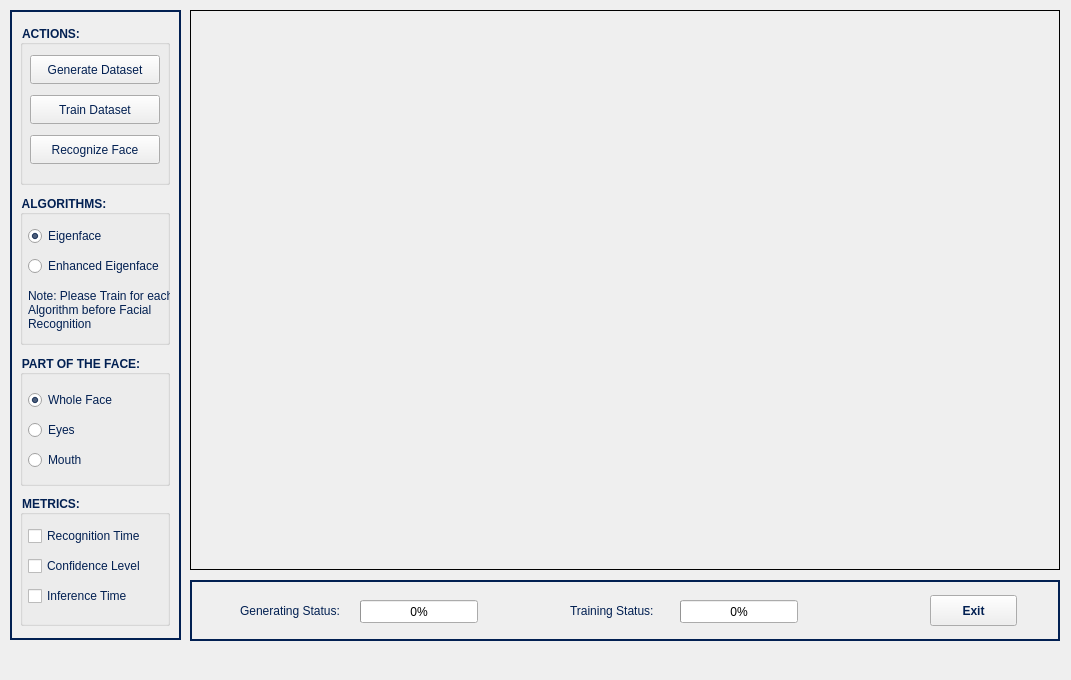
Elahnor/Enhanced-Eigenface-Algorithm, file mainwindow.ui: the form before one commit.
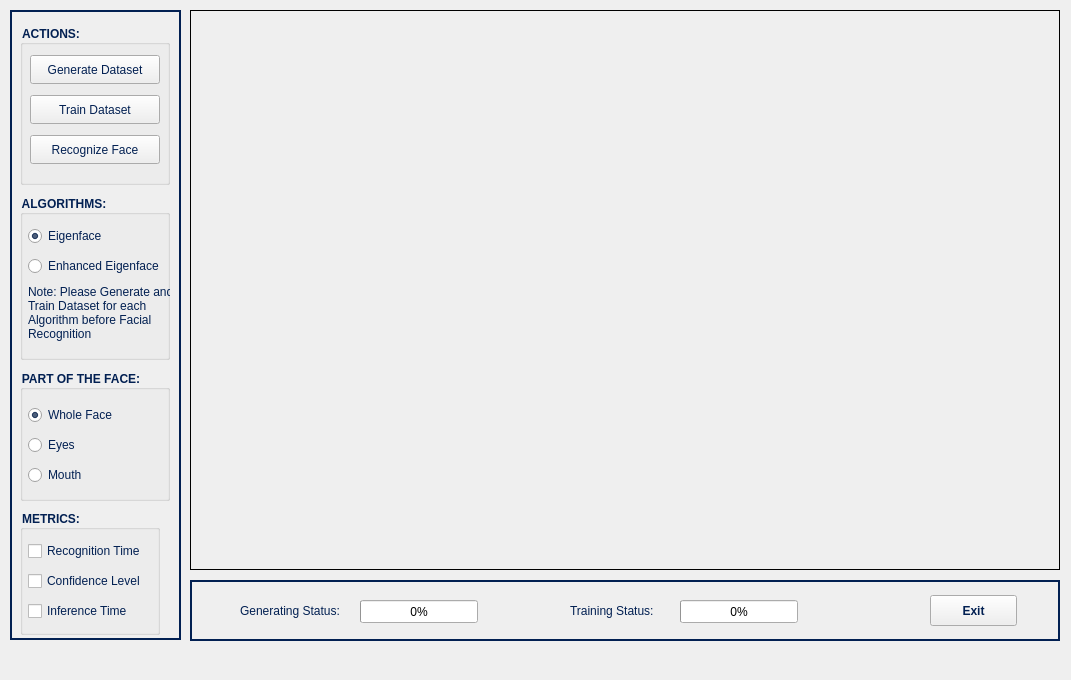
The form after the commit. Icons and pictures are not drawn.

Diff of the .ui file:
```diff
--- a/mainwindow.ui
+++ b/mainwindow.ui
@@ -80,9 +80,9 @@
         <property name="geometry">
             <rect>
                 <x>10</x>
-                <y>485</y>
-                <width>150</width>
-                <height>131</height>
+                <y>500</y>
+                <width>140</width>
+                <height>125</height>
             </rect>
         </property>
         <property name="title">
@@ -167,7 +167,7 @@
      <property name="geometry">
       <rect>
        <x>10</x>
-       <y>345</y>
+       <y>360</y>
        <width>150</width>
        <height>131</height>
       </rect>
@@ -343,7 +343,7 @@
           <x>10</x>
           <y>185</y>
           <width>150</width>
-          <height>150</height>
+          <height>165</height>
         </rect>
       </property>
       <property name="title">
@@ -416,13 +416,13 @@
         <property name="geometry">
           <rect>
             <x>8</x>
-            <y>90</y> 
+            <y>80</y> 
             <width>150</width>
-            <height>50</height>
+            <height>75</height>
           </rect>
         </property>
         <property name="text">
-          <string>Note: Please Train for each Algorithm before Facial Recognition</string>
+          <string>Note: Please Generate and Train Dataset for each Algorithm before Facial Recognition</string>
         </property>
         <property name="wordWrap">
           <bool>true</bool>
```
